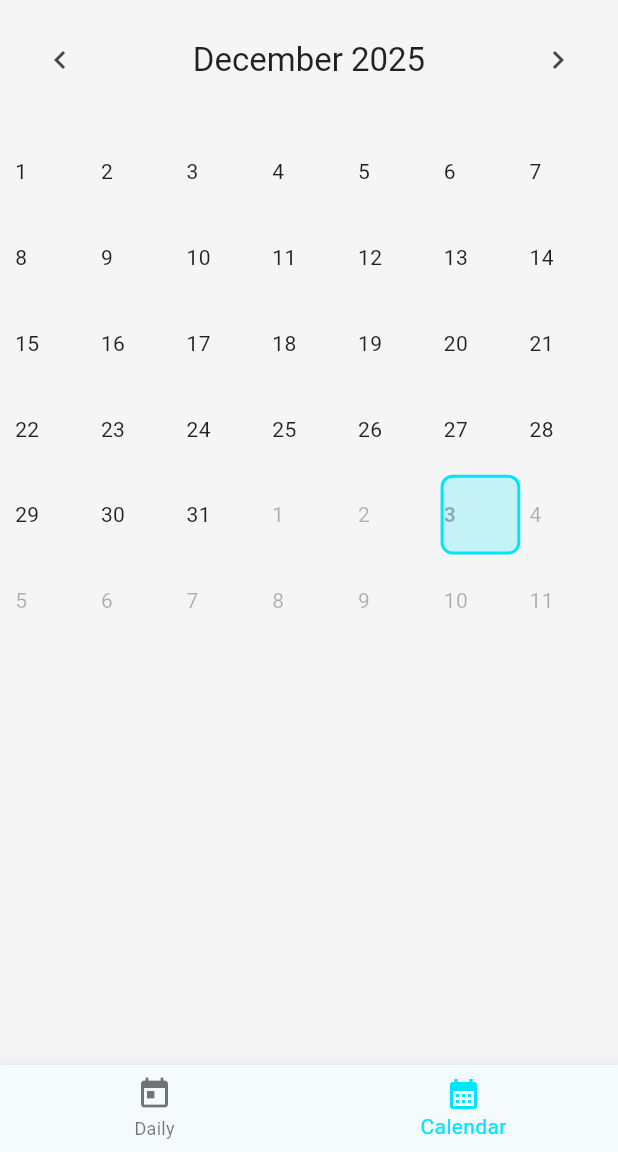
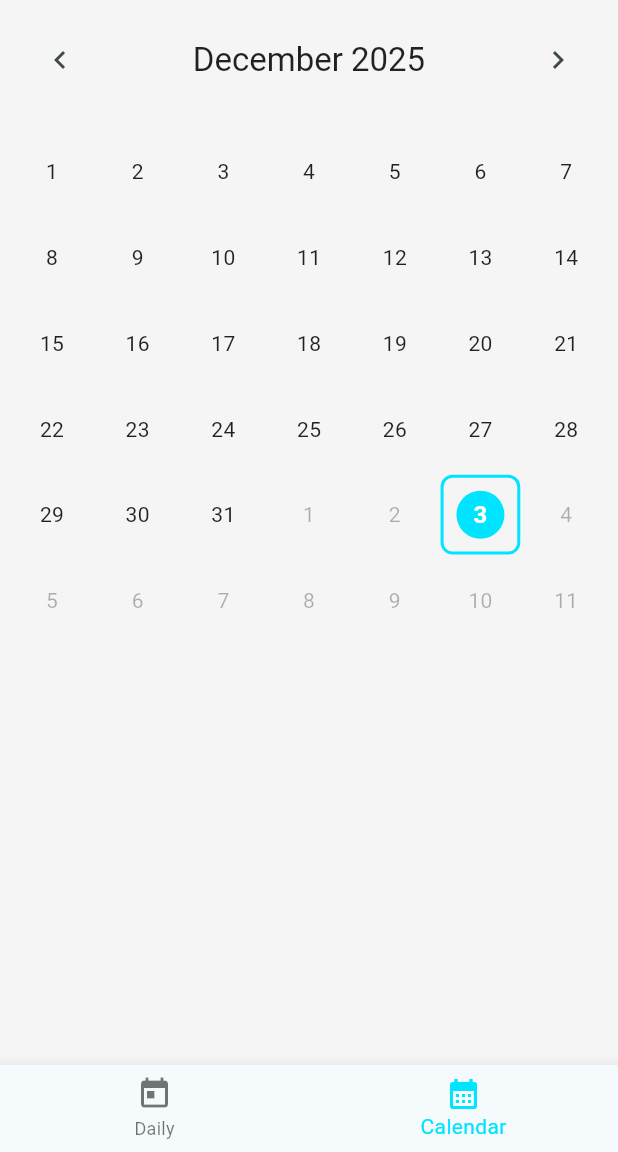
Before and after one commit to ABGursu/EmeraldApp, a Flutter app: the CalendarHubScreen screen opened directly, item 2 of the bottom bar chosen, after a tap on the "chevron left" icon, on a phone screen of 412 x 824 dp, the part 84-1236 px from its top. Run offline on Flutter 3.47's test engine with Material 3 defaults, Android fonts, the light colour scheme and no system bars; our stand-ins replace file_picker, fl_chart, shared_preferences, sqflite; accounts and stored records are empty.

Commit message:
Few updates on calendar fixes

```diff
--- a/lib/ui/screens/calendar/calendar_view_screen.dart
+++ b/lib/ui/screens/calendar/calendar_view_screen.dart
@@ -12,21 +12,11 @@ class CalendarViewScreen extends StatefulWidget {
 
 class _CalendarViewScreenState extends State<CalendarViewScreen> {
   DateTime _displayedMonth = DateTime.now();
-  bool _hasPrecached = false;
 
   @override
   Widget build(BuildContext context) {
     return Consumer<CalendarViewModel>(
       builder: (context, vm, _) {
-        // Pre-cache events for the current month on first build
-        if (!_hasPrecached) {
-          WidgetsBinding.instance.addPostFrameCallback((_) {
-            if (mounted) {
-              vm.precacheEventsForMonth(_displayedMonth);
-              _hasPrecached = true;
-            }
-          });
-        }
 
         return Column(
           children: [
@@ -57,8 +47,6 @@ class _CalendarViewScreenState extends State<CalendarViewScreen> {
                   _displayedMonth.month - 1,
                 );
               });
-              // Pre-cache events for the new month
-              vm.precacheEventsForMonth(_displayedMonth);
             },
           ),
           Text(
@@ -74,8 +62,6 @@ class _CalendarViewScreenState extends State<CalendarViewScreen> {
                   _displayedMonth.month + 1,
                 );
               });
-              // Pre-cache events for the new month
-              vm.precacheEventsForMonth(_displayedMonth);
             },
           ),
         ],
@@ -133,15 +119,22 @@ class _CalendarViewScreenState extends State<CalendarViewScreen> {
         final hasEvent = eventsForDay.isNotEmpty;
         final hasWarning = warningEvents.isNotEmpty;
 
+        // Determine background color: Warning (yellow) takes priority over event (tag color)
+        Color? backgroundColor;
+        if (hasWarning) {
+          // Alarm/warning days - yellow background
+          backgroundColor = Colors.amber.withValues(alpha: 0.3);
+        } else if (hasEvent && eventsForDay.first.tagId != null) {
+          // Event days - tag color background
+          backgroundColor = Color(vm.getTagById(eventsForDay.first.tagId)?.colorValue ?? 0)
+              .withValues(alpha: 0.3);
+        }
+
         return GestureDetector(
           onTap: () => vm.setSelectedDate(day),
           child: Container(
             decoration: BoxDecoration(
-              color: isSelected
-                  ? Theme.of(context).colorScheme.primary.withValues(alpha: 0.2)
-                  : isToday
-                      ? Theme.of(context).colorScheme.primary.withValues(alpha: 0.1)
-                      : null,
+              color: backgroundColor,
               border: Border.all(
                 color: isToday
                     ? Theme.of(context).colorScheme.primary
@@ -151,39 +144,38 @@ class _CalendarViewScreenState extends State<CalendarViewScreen> {
               borderRadius: BorderRadius.circular(8),
             ),
             child: Stack(
+              alignment: Alignment.center,
               children: [
-                // Background color for event days
-                if (hasEvent && eventsForDay.first.tagId != null)
-                  Positioned.fill(
+                // Selected day indicator - circular background behind number
+                if (isSelected)
+                  Positioned(
                     child: Container(
+                      width: 32,
+                      height: 32,
                       decoration: BoxDecoration(
-                        color: Color(vm.getTagById(eventsForDay.first.tagId)?.colorValue ?? 0)
-                            .withValues(alpha: 0.2),
-                        borderRadius: BorderRadius.circular(8),
+                        color: Theme.of(context).colorScheme.primary,
+                        shape: BoxShape.circle,
                       ),
                     ),
                   ),
-                // Day number and indicators
-                Column(
-                  mainAxisAlignment: MainAxisAlignment.center,
-                  children: [
+                // Day number
                 Text(
                   '${day.day}',
                   style: TextStyle(
-                        color: isCurrentMonth
+                    color: isSelected
+                        ? Theme.of(context).colorScheme.onPrimary
+                        : isCurrentMonth
                             ? Theme.of(context).textTheme.bodyLarge?.color
                             : Theme.of(context).textTheme.bodyLarge?.color?.withValues(alpha: 0.3),
-                        fontWeight: isToday ? FontWeight.bold : FontWeight.normal,
+                    fontWeight: isSelected || isToday ? FontWeight.bold : FontWeight.normal,
+                    fontSize: isSelected ? 16 : 14,
                   ),
                 ),
-                    if (hasWarning)
-                      Icon(
-                        Icons.warning_amber_rounded,
-                        size: 12,
-                        color: Theme.of(context).colorScheme.error,
-                      ),
+                // Event indicator - positioned at bottom center (only if no warning)
                 if (hasEvent && !hasWarning)
-                      Container(
+                  Positioned(
+                    bottom: 4,
+                    child: Container(
                       width: 6,
                       height: 6,
                       decoration: BoxDecoration(
@@ -193,7 +185,6 @@ class _CalendarViewScreenState extends State<CalendarViewScreen> {
                         shape: BoxShape.circle,
                       ),
                     ),
-                  ],
                   ),
               ],
             ),
--- a/lib/ui/viewmodels/calendar_view_model.dart
+++ b/lib/ui/viewmodels/calendar_view_model.dart
@@ -20,98 +20,26 @@ class CalendarViewModel extends ChangeNotifier {
   DateTime _selectedDate = DateTime.now();
   bool _loading = false;
 
-  // Cached maps for performance optimization
-  // Key: DateTime normalized to midnight (date only)
-  Map<DateTime, List<CalendarEventModel>> _eventsByDateCache = {};
-  Map<DateTime, List<CalendarEventModel>> _warningEventsByDateCache = {};
-  List<CalendarEventModel>? _stickyEventsCache;
-  DateTime? _stickyEventsCacheTime;
-
   List<CalendarEventModel> get events => _events;
   List<CalendarTagModel> get tags => _tags;
   DiaryEntryModel? get currentDiaryEntry => _currentDiaryEntry;
   DateTime get selectedDate => _selectedDate;
   bool get isLoading => _loading;
 
-  /// Get all currently "sticky/active" events (cached)
+  /// Get all currently "sticky/active" events
   List<CalendarEventModel> get stickyEvents {
     final now = DateTime.now();
-    // Invalidate cache if more than 1 minute has passed
-    if (_stickyEventsCache == null ||
-        _stickyEventsCacheTime == null ||
-        now.difference(_stickyEventsCacheTime!).inMinutes > 1) {
-      _stickyEventsCache = _events.where((event) => event.isSticky(now)).toList()
-        ..sort((a, b) {
-          final aNext = a.getNextOccurrence(now);
-          final bNext = b.getNextOccurrence(now);
-          return aNext.compareTo(bNext);
-        });
-      _stickyEventsCacheTime = now;
-    }
-    return _stickyEventsCache!;
+    return _events.where((event) => event.isSticky(now)).toList()
+      ..sort((a, b) {
+        final aNext = a.getNextOccurrence(now);
+        final bNext = b.getNextOccurrence(now);
+        return aNext.compareTo(bNext);
+      });
   }
 
-  /// Get events for a specific date (considering recurrence) - uses cache
+  /// Get events for a specific date (considering recurrence)
   List<CalendarEventModel> getEventsForDate(DateTime date) {
     final dateOnly = DateTime(date.year, date.month, date.day);
-    return _eventsByDateCache[dateOnly] ?? [];
-  }
-
-  /// Get events that have a warning window active for a specific date - uses cache
-  List<CalendarEventModel> getWarningEventsForDate(DateTime date) {
-    final dateOnly = DateTime(date.year, date.month, date.day);
-    return _warningEventsByDateCache[dateOnly] ?? [];
-  }
-
-  /// Pre-cache events for a date range (typically a month)
-  /// This should be called when the displayed month changes to avoid calculations during build
-  void precacheEventsForMonth(DateTime month) {
-    final firstDay = DateTime(month.year, month.month, 1);
-    final lastDay = DateTime(month.year, month.month + 1, 0);
-
-    // Cache 1 month before and after for smooth scrolling
-    final cacheStart = DateTime(firstDay.year, firstDay.month - 1, 1);
-    final cacheEnd = DateTime(lastDay.year, lastDay.month + 1, 0);
-
-    _rebuildCacheForRange(cacheStart, cacheEnd);
-  }
-
-  /// Rebuilds the cache for a specific date range
-  void _rebuildCacheForRange(DateTime startDate, DateTime endDate) {
-    final start = DateTime(startDate.year, startDate.month, startDate.day);
-    final end = DateTime(endDate.year, endDate.month, endDate.day);
-
-    // Clear existing cache entries in this range
-    _eventsByDateCache.removeWhere((date, _) =>
-      date.isAfter(start.subtract(const Duration(days: 1))) &&
-      date.isBefore(end.add(const Duration(days: 1))));
-    _warningEventsByDateCache.removeWhere((date, _) =>
-      date.isAfter(start.subtract(const Duration(days: 1))) &&
-      date.isBefore(end.add(const Duration(days: 1))));
-
-    // Rebuild cache for each day in range
-    var currentDate = start;
-    while (!currentDate.isAfter(end)) {
-      final dateOnly = DateTime(currentDate.year, currentDate.month, currentDate.day);
-
-      // Calculate events for this date
-      final eventsForDate = _calculateEventsForDate(dateOnly);
-      if (eventsForDate.isNotEmpty) {
-        _eventsByDateCache[dateOnly] = eventsForDate;
-      }
-
-      // Calculate warning events for this date
-      final warningEvents = _calculateWarningEventsForDate(dateOnly);
-      if (warningEvents.isNotEmpty) {
-        _warningEventsByDateCache[dateOnly] = warningEvents;
-      }
-
-      currentDate = currentDate.add(const Duration(days: 1));
-    }
-  }
-
-  /// Internal method to calculate events for a date (used for cache building)
-  List<CalendarEventModel> _calculateEventsForDate(DateTime dateOnly) {
     return _events.where((event) {
       // For non-recurring events, check if the event date matches
       if (event.recurrenceType == RecurrenceType.none) {
@@ -168,8 +96,9 @@ class CalendarViewModel extends ChangeNotifier {
     }).toList();
   }
 
-  /// Internal method to calculate warning events for a date (used for cache building)
-  List<CalendarEventModel> _calculateWarningEventsForDate(DateTime dateOnly) {
+  /// Get events that have a warning window active for a specific date
+  List<CalendarEventModel> getWarningEventsForDate(DateTime date) {
+    final dateOnly = DateTime(date.year, date.month, date.day);
     return _events.where((event) {
       // Get the next occurrence from the start of the day
       final nextOccurrence = event.getNextOccurrence(dateOnly);
@@ -205,11 +134,6 @@ class CalendarViewModel extends ChangeNotifier {
 
   Future<void> loadEvents() async {
     _events = await _repository.getAllEvents();
-    // Clear caches when events are reloaded
-    _eventsByDateCache.clear();
-    _warningEventsByDateCache.clear();
-    _stickyEventsCache = null;
-    _stickyEventsCacheTime = null;
     notifyListeners();
   }
 
```
Also changed, not shown: lib/ui/screens/shopping/shopping_list_screen.dart (+109 -13 lines), lib/ui/viewmodels/shopping_view_model.dart (+10 -5 lines). Lines whose indentation alone changed are shown as unchanged.
